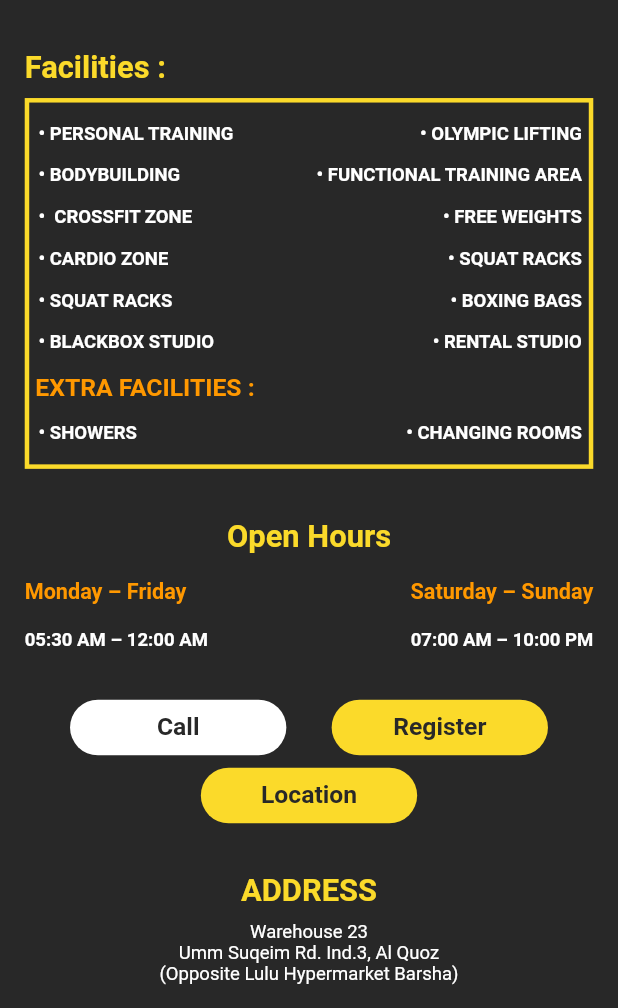
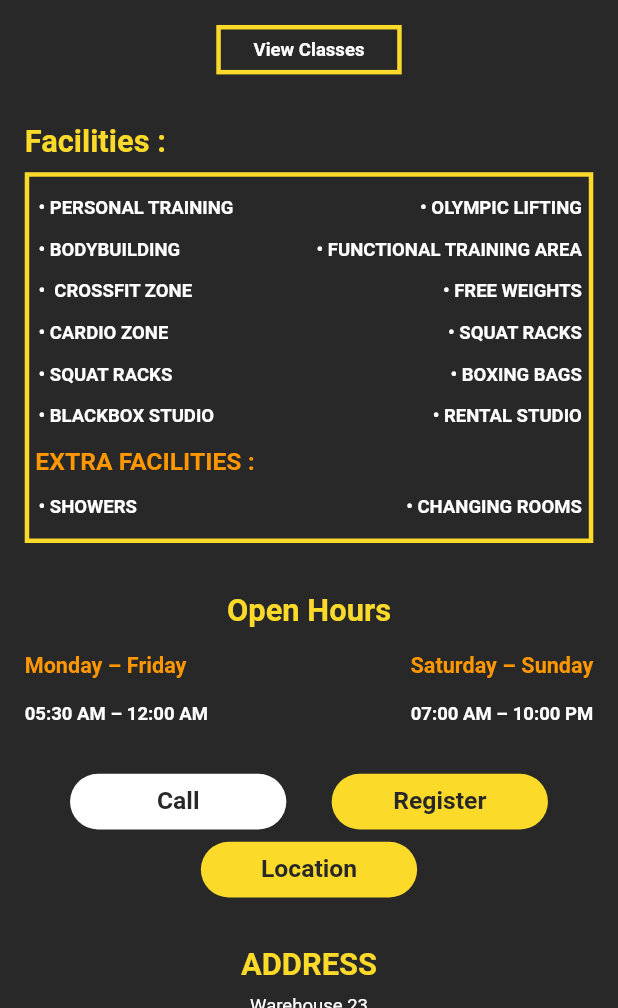
Before and after one commit to naqeeb9a/warehouse-gym, a Flutter app: the GymDetail screen opened directly, scrolled down 299 dp, on a phone screen of 412 x 824 dp, the part 228-1236 px from its top. Run offline on Flutter 3.47's test engine with Material 2 defaults, Android fonts, the phone set to English and light mode, and no system bars; our stand-ins replace carousel_slider, dotted_border, expandable, fl_chart, percent_indicator; network calls fail.

Commit message:
Khubaib -changes

```diff
--- a/lib/screens/checkout_details.dart
+++ b/lib/screens/checkout_details.dart
@@ -29,7 +29,7 @@ class _CheckoutDetailsState extends State<CheckoutDetails> {
           child: Row(
             mainAxisAlignment: MainAxisAlignment.center,
             children: [
-              colorfulButton1(context, "Confirm", myBlack, myYellow,function: (){push(context, BottomNavBar());}),
+              colorfulButton1(context, "Confirm", myBlack, myYellow,function: (){push(context, const BottomNavBar());}),
             ],
           ),
         ),
--- a/lib/screens/gym_details.dart
+++ b/lib/screens/gym_details.dart
@@ -84,6 +84,18 @@ class _GymDetailState extends State<GymDetail> {
                         "Productivity is at an all-time high in the busy streets of Al Quoz, brimming with industrialists and businessmen. The Warehouse Gym at Al Quoz stands out, with its graffiti-clad walls and highly energetic atmosphere among the industrialised setting. An ideal place for hustlers to let off steam and significantly elevate their ability to focus.",
                         0.04,
                         myWhite),
+                    heightBox(context,0.02),
+                    Container(
+                      width: dynamicWidth(context,0.3),
+                      height: dynamicHeight(context,0.04),
+                      decoration: BoxDecoration(
+                        border: Border.all(
+                          color: myYellow,
+                          width: 3,
+                        ),
+                      ),
+                      child:Center(child: text(context, "View Classes", 0.03, myWhite,bold:true)),
+                    ),
                     heightBox(context, 0.04),
                     Align(
                       alignment: Alignment.centerLeft,
--- a/lib/screens/login.dart
+++ b/lib/screens/login.dart
@@ -1,8 +1,6 @@
 import 'package:flutter/material.dart';
 import 'package:warehouse_gym/screens/bottom_nav.dart';
 import 'package:warehouse_gym/screens/place.dart';
-import 'package:warehouse_gym/screens/signup.dart';
-import 'package:warehouse_gym/screens/subscription.dart';
 import 'package:warehouse_gym/utils/app_routes.dart';
 import 'package:warehouse_gym/utils/config.dart';
 import 'package:warehouse_gym/utils/dynamic_sizes.dart';
--- a/lib/screens/payment_screen.dart
+++ b/lib/screens/payment_screen.dart
@@ -1,5 +1,4 @@
 import 'package:flutter/material.dart';
-import 'package:warehouse_gym/screens/bottom_nav.dart';
 import 'package:warehouse_gym/screens/login.dart';
 import 'package:warehouse_gym/utils/app_routes.dart';
 import 'package:warehouse_gym/utils/config.dart';
--- a/lib/screens/signup.dart
+++ b/lib/screens/signup.dart
@@ -7,7 +7,7 @@ import 'package:warehouse_gym/utils/dynamic_sizes.dart';
 import 'package:warehouse_gym/widgets/text_widget.dart';
 
 class SignUp extends StatefulWidget {
-  const SignUp({ Key? key }) : super(key: key);
+  const SignUp({Key? key}) : super(key: key);
 
   @override
   _SignUpState createState() => _SignUpState();
@@ -27,7 +27,7 @@ class _SignUpState extends State<SignUp> {
               crossAxisAlignment: CrossAxisAlignment.start,
               children: [
                 heightBox(context, 0.015),
-                bar(context, true,back:true),
+                bar(context, true, back: true),
                 Center(
                   child: SizedBox(
                     width: dynamicWidth(context, 0.4),
@@ -37,7 +37,8 @@ class _SignUpState extends State<SignUp> {
                 heightBox(context, 0.005),
                 text(context, "Sign Up", 0.06, myWhite, bold: true),
                 heightBox(context, 0.005),
-                text(context, "Fill the detail to sign up account", 0.03, myGrey),
+                text(context, "Fill the detail to sign up account", 0.03,
+                    myGrey),
                 heightBox(context, 0.01),
                 inputTextWidget(
                   context,
@@ -50,7 +51,7 @@ class _SignUpState extends State<SignUp> {
                   false,
                 ),
                 inputTextWidget(context, "  Password", true),
-                 inputTextWidget(
+                inputTextWidget(
                   context,
                   "  Confirm Password",
                   true,
@@ -71,7 +72,8 @@ class _SignUpState extends State<SignUp> {
                 Row(
                   mainAxisAlignment: MainAxisAlignment.center,
                   children: [
-                    text(context, "If You already have an account !", 0.03, myWhite),
+                    text(context, "If You already have an account !", 0.03,
+                        myWhite),
                     InkWell(
                       onTap: () {
                         pop(context);
@@ -80,6 +82,7 @@ class _SignUpState extends State<SignUp> {
                       },
                       child: text(context, " Login", 0.03, myOrange),
                     ),
+                 heightBox(context, 0.03)
                   ],
                 ),
               ],
```
